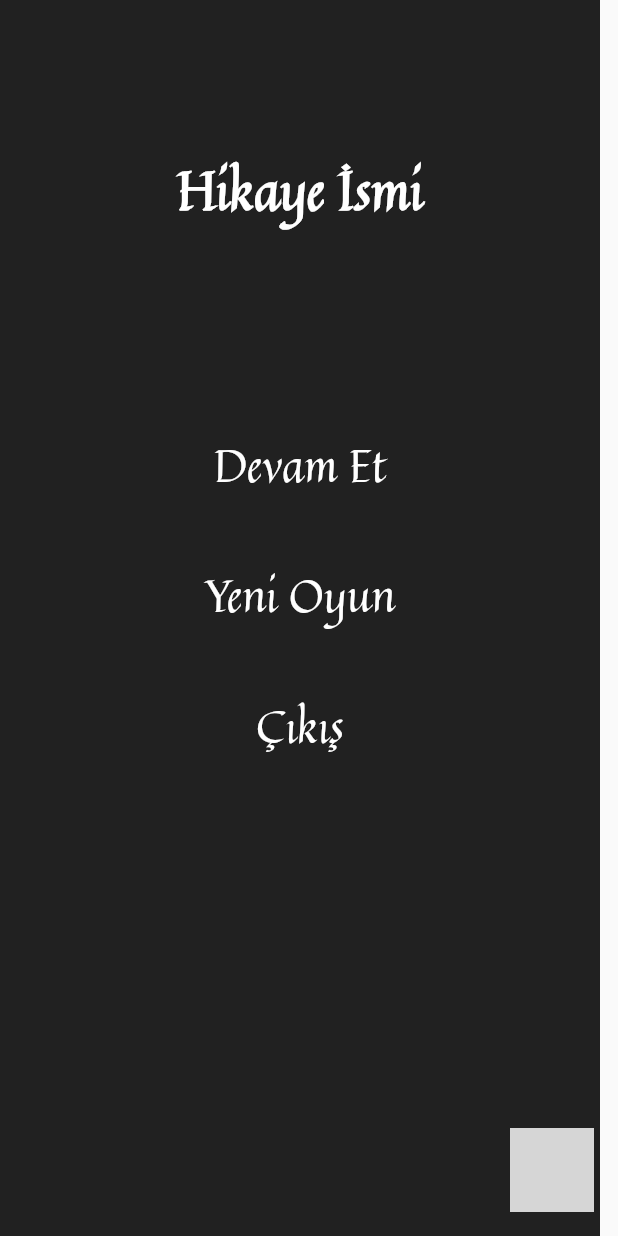
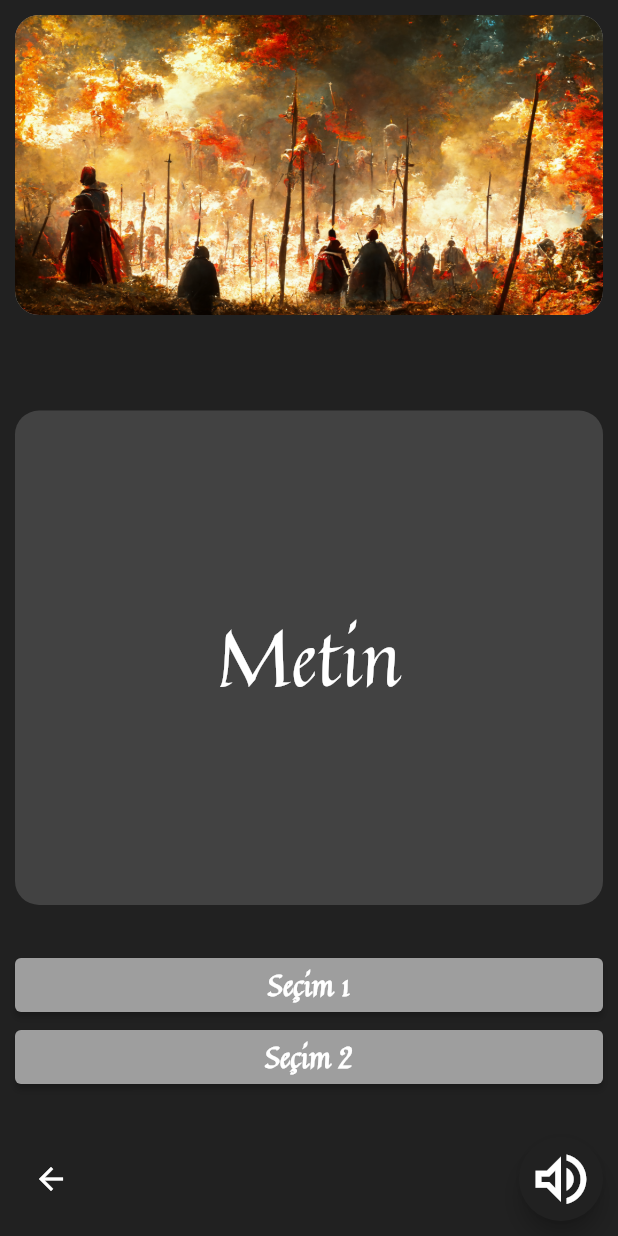
Before and after one commit to Ysf-Akdnz/story_app, a Flutter app: the screen it shows after launch, after a tap on "Devam Et", on a phone screen of 412 x 824 dp. Run offline on Flutter 3.47's test engine with Material 2 defaults, Android fonts, the phone set to English and light mode, and no system bars; our stand-ins replace google_fonts; missing offline and left inert: flutter_arc_speed_dial; grey boxes are pictures that could not be loaded.

Commit message:
New Page

```diff
--- a/lib/main.dart
+++ b/lib/main.dart
@@ -1,32 +1,12 @@
-/*import 'package:flutter/material.dart';
-import 'package:flutter/material.dart';
-import 'package:flutter_arc_speed_dial/flutter_speed_dial_menu_button.dart';
-import 'package:flutter_arc_speed_dial/main_menu_floating_action_button.dart';
-void main() {
-  runApp(
-    HikayeUygulamasi(),
-  );
-}
-
-class HikayeUygulamasi extends StatelessWidget {
-  @override
-  Widget build(BuildContext context) {
-    return MaterialApp(
-      home: Scaffold(
-        body: MainMenuWidgets(),
-      ),
-    );
-  }
-}*/
 import 'package:flutter/material.dart';
 import 'package:flutter/services.dart';
 import 'package:flutter_arc_speed_dial/flutter_speed_dial_menu_button.dart';
 import 'package:flutter_arc_speed_dial/main_menu_floating_action_button.dart';
 import 'package:google_fonts/google_fonts.dart';
 
-void main() => runApp(MyApp());
+void main() => runApp(HikayeUygulamasi());
 
-class MyApp extends StatelessWidget {
+class HikayeUygulamasi extends StatelessWidget {
   // This widget is the root of your application.
   @override
   Widget build(BuildContext context) {
@@ -144,7 +124,7 @@ class MainMenu extends State<StoryApp> {
       color: Colors.grey[900],
       child: Column(
         mainAxisSize: MainAxisSize.max,
-        //crossAxisAlignment: CrossAxisAlignment.stretch,
+        crossAxisAlignment: CrossAxisAlignment.stretch,
         children: <Widget>[
           Container(
             width: 200,
@@ -162,7 +142,14 @@ class MainMenu extends State<StoryApp> {
           TextButton(
               style: TextButton.styleFrom(
                   textStyle: const TextStyle(fontSize: 30)),
-              onPressed: () {},
+              onPressed: () {
+                Navigator.push(
+                  context,
+                  MaterialPageRoute(
+                    builder: (context) => ChoicePage(),
+                  ),
+                );
+              },
               child: Text(
                 'Devam Et',
                 style: GoogleFonts.quintessential(color: Colors.white),
@@ -220,13 +207,13 @@ class StoryPageChild extends StatelessWidget {
   @override
   Widget build(BuildContext context) {
     return Container(
-      color: Colors.grey[900],
+      padding: EdgeInsets.all(10.0),
+      //color: Colors.grey[900],
       child: Column(
-        //mainAxisSize: MainAxisSize.min,
+        mainAxisSize: MainAxisSize.max,
         //crossAxisAlignment: CrossAxisAlignment.stretch,
         mainAxisAlignment: MainAxisAlignment.spaceBetween,
         children: [
-          SizedBox(height: 1),
           Container(
             //margin: EdgeInsets.fromLTRB(18, 0, 18, 0),
             height: 200,
@@ -234,13 +221,17 @@ class StoryPageChild extends StatelessWidget {
               shape: BoxShape.rectangle,
               borderRadius: BorderRadiusDirectional.circular(16.0),
               color: Colors.grey,
+              image: DecorationImage(
+                image: AssetImage('assets/images/foto.jpeg'),
+                fit: BoxFit.fill,
+              ),
             ),
-            child: Center(
+            /*child: Center(
               child: Image.asset('assets/images/foto.jpeg'),
-            ),
+            ),*/
           ),
           Container(
-            height: 480,
+            height: 365,
             decoration: BoxDecoration(
               shape: BoxShape.rectangle,
               color: Colors.grey[800],
@@ -257,6 +248,7 @@ class StoryPageChild extends StatelessWidget {
             ),
           ),
           Row(
+            mainAxisSize: MainAxisSize.max,
             mainAxisAlignment: MainAxisAlignment.spaceBetween,
             children: [
               BackButton(
@@ -280,9 +272,135 @@ class StoryPageChild extends StatelessWidget {
               )
             ],
           ),
-          SizedBox(height: 1)
         ],
       ),
     );
   }
 }
+
+class ChoicePage extends StatelessWidget {
+  const ChoicePage({Key? key}) : super(key: key);
+
+  @override
+  Widget build(BuildContext context) {
+    return SafeArea(
+      child: Scaffold(
+        backgroundColor: Colors.grey[900],
+        body: ChoicePageChild(),
+      ),
+    );
+  }
+}
+
+class ChoicePageChild extends StatelessWidget {
+  const ChoicePageChild({Key? key}) : super(key: key);
+
+  @override
+  Widget build(BuildContext context) {
+    final ButtonStyle style = ElevatedButton.styleFrom(
+      textStyle: GoogleFonts.quintessential(
+        fontSize: 20,
+        fontWeight: FontWeight.bold,
+      ),
+      backgroundColor: Colors.grey,
+    );
+    return Container(
+      padding: EdgeInsets.all(10.0),
+      //constraints: BoxConstraints.tightForFinite(width: 400),
+      child: Column(
+        mainAxisSize: MainAxisSize.max,
+        mainAxisAlignment: MainAxisAlignment.spaceBetween,
+        children: [
+          Container(
+            height: 200,
+            decoration: BoxDecoration(
+              shape: BoxShape.rectangle,
+              borderRadius: BorderRadiusDirectional.circular(16.0),
+              color: Colors.grey,
+              image: DecorationImage(
+                image: AssetImage('assets/images/foto.jpeg'),
+                fit: BoxFit.fill,
+              ),
+            ),
+            /*child: Center(
+              child: Image.asset('assets/images/foto.jpeg'),
+            ),*/
+          ),
+          SizedBox(height: 5),
+          Column(
+            //mainAxisSize: MainAxisSize.max,
+            //crossAxisAlignment: CrossAxisAlignment.stretch,
+            children: [
+              Container(
+                height: MediaQuery.of(context).size.height * 0.40,
+                /*constraints: BoxConstraints.expand(
+                  height:
+                      Theme.of(context).textTheme.headline4!.fontSize! * 1.1 +
+                          200.0,
+                ),*/
+                decoration: BoxDecoration(
+                  shape: BoxShape.rectangle,
+                  color: Colors.grey[800],
+                  borderRadius: BorderRadiusDirectional.circular(16.0),
+                ),
+                child: Center(
+                  child: Text(
+                    'Metin',
+                    //softWrap: true,
+                    //textAlign: TextAlign.center,
+                    style: GoogleFonts.quintessential(
+                      fontSize: 50,
+                      color: Colors.white,
+                    ),
+                  ),
+                ),
+              ),
+            ],
+          ),
+          Container(
+            child: Column(
+              crossAxisAlignment: CrossAxisAlignment.stretch,
+              children: [
+                ElevatedButton(
+                  style: style,
+                  onPressed: () {},
+                  child: const Text('Seçim 1'),
+                ),
+                ElevatedButton(
+                  style: style,
+                  onPressed: () {},
+                  child: const Text('Seçim 2'),
+                ),
+              ],
+            ),
+          ),
+          Row(
+            mainAxisSize: MainAxisSize.max,
+            mainAxisAlignment: MainAxisAlignment.spaceBetween,
+            children: [
+              BackButton(
+                color: Colors.white,
+              ),
+              /*FloatingActionButton(
+                onPressed: () {},
+                backgroundColor: Colors.grey[900],
+                child: Icon(
+                  Icons.menu,
+                  size: 45,
+                ),
+              ),*/
+              FloatingActionButton(
+                onPressed: () {},
+                backgroundColor: Colors.grey[900],
+                child: Icon(
+                  Icons.volume_up_outlined,
+                  size: 45,
+                ),
+              )
+            ],
+          ),
+        ],
+      ),
+    );
+  }
+}
```
